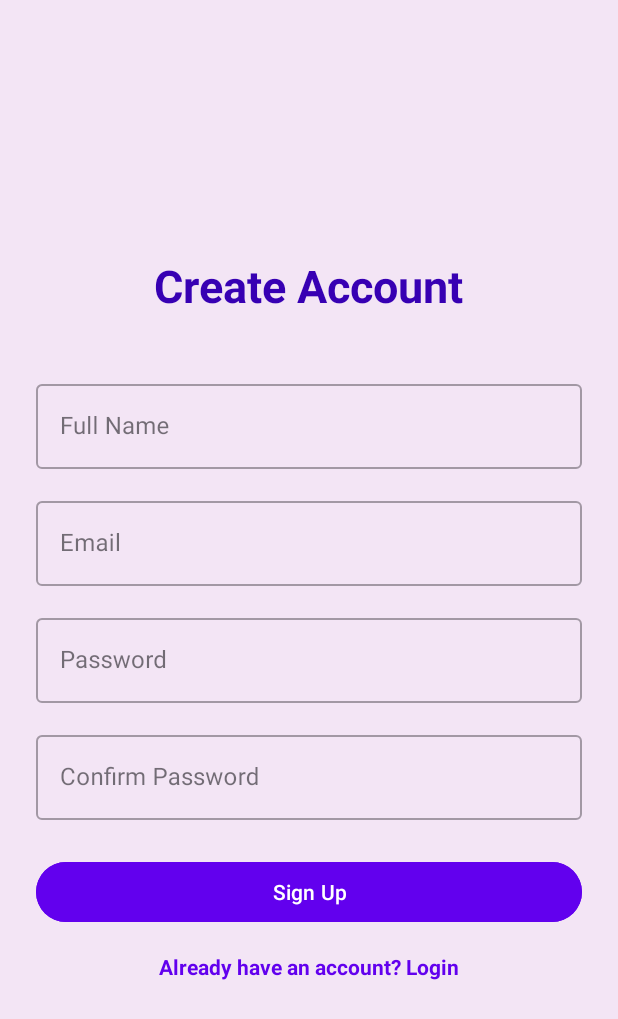
After one commit to Yana7153/DreamPlan2, an Android app: the fragment SignUpFragment placed in its activity, on a phone screen of 412 x 824 dp. The commit adds this screen. Shown: the top 1019 px of the screen. Run offline under Robolectric (Android 15) with nearby library versions, the phone set to English and light mode, and no system bars; our stand-ins replace Firebase (no records; nobody signed in at launch, a user with empty details on screens opened directly); 1 statement that could not run was skipped.

Commit message:
Added sign up and log in

```diff
--- a/app/src/main/AndroidManifest.xml
+++ b/app/src/main/AndroidManifest.xml
@@ -14,14 +14,15 @@
         android:theme="@style/Theme.DreamPlan"
         tools:targetApi="31">
         <activity
-            android:name=".MainActivity"
+            android:name=".AuthActivity"
             android:exported="true">
             <intent-filter>
                 <action android:name="android.intent.action.MAIN" />
-
                 <category android:name="android.intent.category.LAUNCHER" />
             </intent-filter>
         </activity>
+
+        <activity android:name=".MainActivity" />
     </application>
 
 </manifest>
--- /dev/null
+++ b/app/src/main/java/com/example/dreamplan/AuthActivity.java
@@ -0,0 +1,53 @@
+package com.example.dreamplan;
+
+import android.content.Intent;
+import android.os.Bundle;
+
+import androidx.appcompat.app.AppCompatActivity;
+import androidx.fragment.app.Fragment;
+import androidx.fragment.app.FragmentTransaction;
+
+import com.google.firebase.auth.FirebaseAuth;
+import com.google.firebase.auth.FirebaseUser;
+
+public class AuthActivity extends AppCompatActivity {
+
+    private FirebaseAuth mAuth;
+
+    @Override
+    protected void onCreate(Bundle savedInstanceState) {
+        super.onCreate(savedInstanceState);
+        setContentView(R.layout.activity_auth);
+
+        mAuth = FirebaseAuth.getInstance();
+
+        FirebaseUser currentUser = mAuth.getCurrentUser();
+        if (currentUser != null && currentUser.isEmailVerified()) {
+            startMainActivity(currentUser);
+        } else {
+            loadFragment(new LoginFragment());
+        }
+    }
+
+    public void loadFragment(Fragment fragment) {
+        FragmentTransaction transaction = getSupportFragmentManager().beginTransaction();
+        transaction.replace(R.id.auth_container, fragment);
+        transaction.addToBackStack(null);
+        transaction.commit();
+    }
+
+    public void startMainActivity(FirebaseUser user) {
+        Intent intent = new Intent(this, MainActivity.class);
+
+        intent.putExtra("user_email", user.getEmail());
+        intent.putExtra("user_name", user.getDisplayName());
+
+        startActivity(intent);
+        finish();
+    }
+
+    @Override
+    protected void onStart() {
+        super.onStart();
+    }
+}
--- /dev/null
+++ b/app/src/main/java/com/example/dreamplan/SignUpFragment.java
@@ -0,0 +1,97 @@
+package com.example.dreamplan;
+
+import android.os.Bundle;
+import android.view.LayoutInflater;
+import android.view.View;
+import android.view.ViewGroup;
+import android.widget.Button;
+import android.widget.EditText;
+import android.widget.TextView;
+import android.widget.Toast;
+
+import androidx.fragment.app.Fragment;
+
+import com.example.dreamplan.database.AuthManager;
+import com.example.dreamplan.database.User;
+import com.google.firebase.auth.FirebaseAuth;
+import com.google.firebase.auth.FirebaseUser;
+
+public class SignUpFragment extends Fragment {
+
+    private EditText etName, etEmail, etPassword, etConfirmPassword;
+    private Button btnSignUp;
+    private TextView tvLogin;
+
+    @Override
+    public View onCreateView(LayoutInflater inflater, ViewGroup container,
+                             Bundle savedInstanceState) {
+        View view = inflater.inflate(R.layout.fragment_signup, container, false);
+
+        etName = view.findViewById(R.id.et_name);
+        etEmail = view.findViewById(R.id.et_email);
+        etPassword = view.findViewById(R.id.et_password);
+        etConfirmPassword = view.findViewById(R.id.et_confirm_password);
+        btnSignUp = view.findViewById(R.id.btn_sign_up);
+        tvLogin = view.findViewById(R.id.tv_login);
+
+        btnSignUp.setOnClickListener(v -> attemptSignUp());
+        tvLogin.setOnClickListener(v -> goToLogin());
+
+        return view;
+    }
+
+    private void attemptSignUp() {
+        String name = etName.getText().toString().trim();
+        String email = etEmail.getText().toString().trim();
+        String password = etPassword.getText().toString().trim();
+        String confirmPassword = etConfirmPassword.getText().toString().trim();
+
+        // Validation checks
+        if (email.isEmpty() || password.isEmpty() || name.isEmpty() || confirmPassword.isEmpty()) {
+            Toast.makeText(getActivity(), "Please fill all fields", Toast.LENGTH_SHORT).show();
+            return;
+        }
+
+        if (!password.equals(confirmPassword)) {
+            Toast.makeText(getActivity(), "Passwords don't match", Toast.LENGTH_SHORT).show();
+            return;
+        }
+
+        // Firebase Sign-Up
+        FirebaseAuth auth = FirebaseAuth.getInstance();
+        auth.createUserWithEmailAndPassword(email, password)
+                .addOnCompleteListener(task -> {
+                    if (task.isSuccessful()) {
+                        // Send verification email
+                        FirebaseUser user = auth.getCurrentUser();
+                        user.sendEmailVerification()
+                                .addOnCompleteListener(emailTask -> {
+                                    if (emailTask.isSuccessful()) {
+                                        Toast.makeText(
+                                                getActivity(),
+                                                "Verification email sent! Check your inbox.",
+                                                Toast.LENGTH_LONG
+                                        ).show();
+                                        goToLogin(); // Go back to login screen
+                                    } else {
+                                        Toast.makeText(
+                                                getActivity(),
+                                                "Failed to send verification email: " + emailTask.getException(),
+                                                Toast.LENGTH_SHORT
+                                        ).show();
+                                    }
+                                });
+                    } else {
+                        Toast.makeText(
+                                getActivity(),
+                                "Sign-up failed: " + task.getException().getMessage(),
+                                Toast.LENGTH_SHORT
+                        ).show();
+                    }
+                });
+    }
+
+    private void goToLogin() {
+        ((AuthActivity) getActivity()).loadFragment(new LoginFragment());
+    }
+}
--- /dev/null
+++ b/app/src/main/res/layout/activity_auth.xml
@@ -0,0 +1,6 @@
+<?xml version="1.0" encoding="utf-8"?>
+<FrameLayout xmlns:android="http://schemas.android.com/apk/res/android"
+    android:id="@+id/auth_container"
+    android:layout_width="match_parent"
+    android:layout_height="match_parent"
+    android:background="@color/background_color" />
--- /dev/null
+++ b/app/src/main/res/layout/fragment_signup.xml
@@ -0,0 +1,97 @@
+<?xml version="1.0" encoding="utf-8"?>
+<ScrollView xmlns:android="http://schemas.android.com/apk/res/android"
+    android:layout_width="match_parent"
+    android:layout_height="match_parent"
+    android:padding="24dp"
+    android:fillViewport="true">
+
+    <LinearLayout
+        android:layout_width="match_parent"
+        android:layout_height="wrap_content"
+        android:orientation="vertical"
+        android:gravity="center">
+
+        <TextView
+            android:layout_width="wrap_content"
+            android:layout_height="wrap_content"
+            android:text="Create Account"
+            android:textSize="30sp"
+            android:textStyle="bold"
+            android:textColor="@color/purple_700"
+            android:layout_marginBottom="40dp"/>
+
+        <com.google.android.material.textfield.TextInputLayout
+            android:layout_width="match_parent"
+            android:layout_height="wrap_content"
+            android:layout_marginBottom="16dp"
+            style="@style/Widget.MaterialComponents.TextInputLayout.OutlinedBox">
+
+            <com.google.android.material.textfield.TextInputEditText
+                android:id="@+id/et_name"
+                android:layout_width="match_parent"
+                android:layout_height="wrap_content"
+                android:hint="Full Name"
+                android:inputType="textPersonName"/>
+        </com.google.android.material.textfield.TextInputLayout>
+
+        <com.google.android.material.textfield.TextInputLayout
+            android:layout_width="match_parent"
+            android:layout_height="wrap_content"
+            android:layout_marginBottom="16dp"
+            style="@style/Widget.MaterialComponents.TextInputLayout.OutlinedBox">
+
+            <com.google.android.material.textfield.TextInputEditText
+                android:id="@+id/et_email"
+                android:layout_width="match_parent"
+                android:layout_height="wrap_content"
+                android:hint="Email"
+                android:inputType="textEmailAddress"/>
+        </com.google.android.material.textfield.TextInputLayout>
+
+        <com.google.android.material.textfield.TextInputLayout
+            android:layout_width="match_parent"
+            android:layout_height="wrap_content"
+            android:layout_marginBottom="16dp"
+            style="@style/Widget.MaterialComponents.TextInputLayout.OutlinedBox">
+
+            <com.google.android.material.textfield.TextInputEditText
+                android:id="@+id/et_password"
+                android:layout_width="match_parent"
+                android:layout_height="wrap_content"
+                android:hint="Password"
+                android:inputType="textPassword"/>
+        </com.google.android.material.textfield.TextInputLayout>
+
+        <com.google.android.material.textfield.TextInputLayout
+            android:layout_width="match_parent"
+            android:layout_height="wrap_content"
+            android:layout_marginBottom="24dp"
+            style="@style/Widget.MaterialComponents.TextInputLayout.OutlinedBox">
+
+            <com.google.android.material.textfield.TextInputEditText
+                android:id="@+id/et_confirm_password"
+                android:layout_width="match_parent"
+                android:layout_height="wrap_content"
+                android:hint="Confirm Password"
+                android:inputType="textPassword"/>
+        </com.google.android.material.textfield.TextInputLayout>
+
+        <Button
+            android:id="@+id/btn_sign_up"
+            android:layout_width="match_parent"
+            android:layout_height="wrap_content"
+            android:text="Sign Up"
+            android:textAllCaps="false"
+            android:backgroundTint="@color/purple_500"
+            android:textColor="@color/white"
+            android:layout_marginBottom="16dp"/>
+
+        <TextView
+            android:id="@+id/tv_login"
+            android:layout_width="wrap_content"
+            android:layout_height="wrap_content"
+            android:text="Already have an account? Login"
+            android:textColor="@color/purple_500"
+            android:textStyle="bold"/>
+    </LinearLayout>
+</ScrollView>
--- a/build.gradle.kts
+++ b/build.gradle.kts
@@ -1,4 +1,5 @@
 // Top-level build file where you can add configuration options common to all sub-projects/modules.
 plugins {
     alias(libs.plugins.android.application) apply false
+    id("com.google.gms.google-services") version "4.4.2" apply false
 }
```
Also changed, not shown: app/build.gradle.kts (+4 -4 lines), app/src/main/java/com/example/dreamplan/LoginFragment.java (added, +78 -0 lines), app/src/main/java/com/example/dreamplan/database/AuthManager.java (added, +61 -0 lines), app/src/main/java/com/example/dreamplan/database/DatabaseManager.java (+9 -0 lines), app/src/main/java/com/example/dreamplan/database/User.java (added, +86 -0 lines), app/src/main/res/layout/fragment_login.xml (added, +69 -0 lines), app/src/main/res/values/strings.xml (+14 -0 lines), app/src/main/java/com/example/dreamplan/HomeFragment.java (line endings or trailing spaces), 1 other file.
